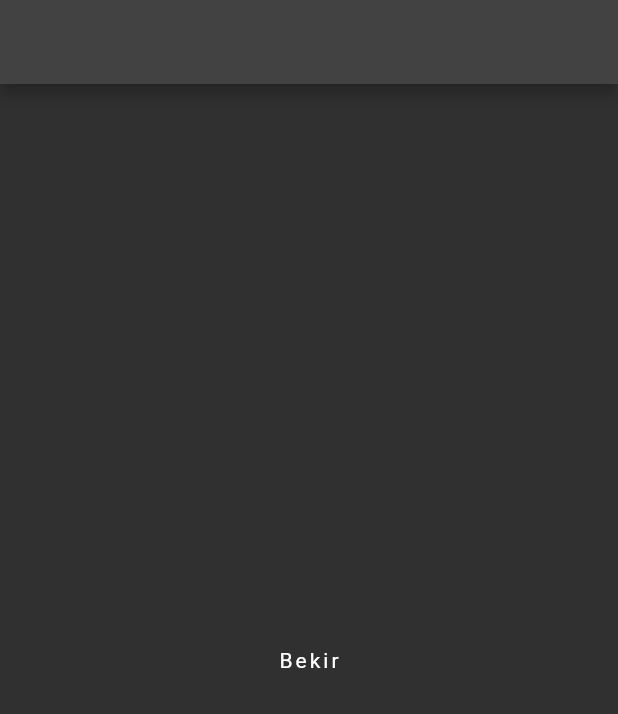
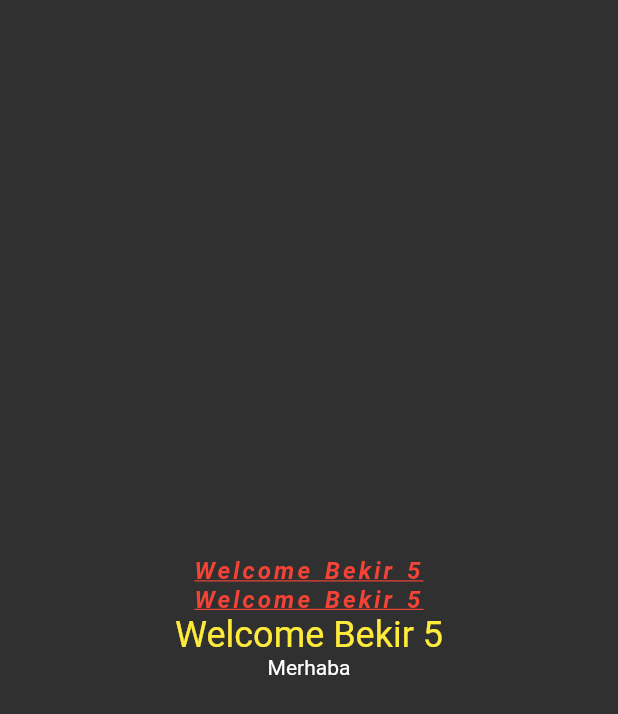
Before and after one commit to fztbso/flutter_full_learn, a Flutter app: the screen it shows after launch, on a phone screen of 412 x 824 dp. Shown: the top 714 px of the screen. Run offline on Flutter 3.47's test engine with Material 2 defaults, Android fonts, the phone set to English and light mode, and no system bars.

Commit message:
text learn with Veli Bacik

```diff
--- a/lib/101/text_learn_view.dart
+++ b/lib/101/text_learn_view.dart
@@ -1,14 +1,60 @@
 import 'package:flutter/material.dart';
 
 class TextLearnView extends StatelessWidget {
-  const TextLearnView({super.key});
+   TextLearnView({super.key,});
+  final String name = "Bekir";
+  final ProjectKeys keys = ProjectKeys();
 
   @override
   Widget build(BuildContext context) {
     return Scaffold(
-      appBar: AppBar(),
-      body: Center(child: Text("Bekir", style: TextStyle(wordSpacing: 2, letterSpacing: 2),)),
+      body: Center(child: Column(
+        mainAxisAlignment: MainAxisAlignment.center,
+        children: [
+          Text(
+            "Welcome $name ${name.length}",
+            maxLines: 2,
+            overflow: TextOverflow.ellipsis, //sonuna 3 nokta koymayı sağlıyor
+            textAlign: TextAlign.right,
+            style: TextStyle(wordSpacing: 2,
+                decoration: TextDecoration.underline,
+                fontStyle: FontStyle.italic,
+                color: Colors.red,
+                letterSpacing: 2, fontSize: 16, fontWeight: FontWeight.w600),
+          ),
+          Text(
+            "Welcome $name ${name.length}",
+            maxLines: 2,
+            overflow: TextOverflow.ellipsis, //sonuna 3 nokta koymayı sağlıyor
+            textAlign: TextAlign.right,
+            style: ProjectStyles.welcomeStyle,
+          ),
+          Text(
+            "Welcome $name ${name.length}",
+            maxLines: 2,
+            overflow: TextOverflow.ellipsis, //sonuna 3 nokta koymayı sağlıyor
+            textAlign: TextAlign.right,
+            style: Theme.of(context).textTheme.headline5?.copyWith(color: ProjectColors.welcomeColor),
+          ),
+          Text(keys.welcome),
+        ],
+      )),
     );
   }
+}
 
+class ProjectStyles {
+  static TextStyle welcomeStyle = TextStyle(wordSpacing: 2,
+      decoration: TextDecoration.underline,
+      fontStyle: FontStyle.italic,
+      color: Colors.red,
+      letterSpacing: 2, fontSize: 16, fontWeight: FontWeight.w600);
 }
+
+class ProjectColors {
+  static Color welcomeColor = Colors.yellow;
+}
+
+class ProjectKeys {
+  final String welcome = "Merhaba";
+}
--- a/lib/main.dart
+++ b/lib/main.dart
@@ -15,7 +15,7 @@ class MyApp extends StatelessWidget {
       title: 'Flutter Demo',
       debugShowCheckedModeBanner: false,
       theme: ThemeData.dark(),
-      home: const TextLearnView(),
+      home: TextLearnView(),
     );
   }
 }
```
